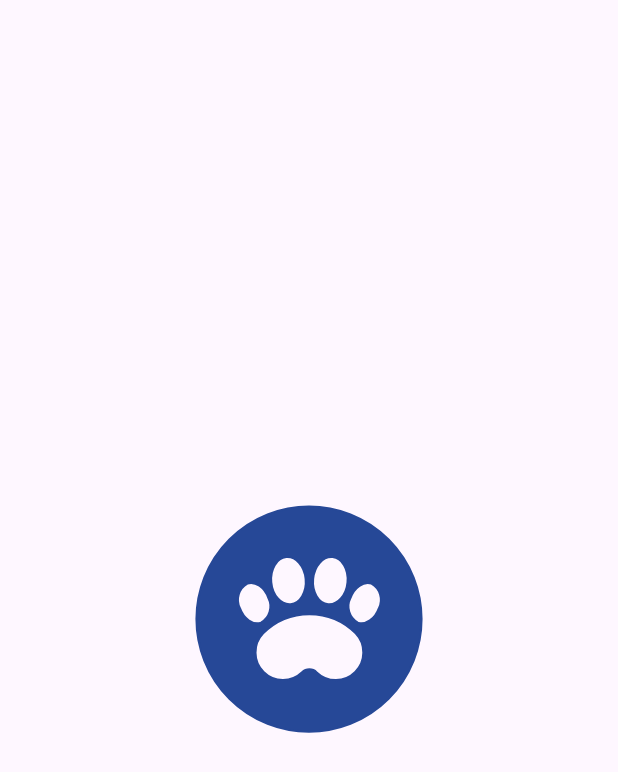
After one commit to joaovq/MyDailyPet, an Android app: the CustomSplashScreenActivity screen opened directly, with no data from a screen before it, on a phone screen of 412 x 824 dp. The commit adds this screen. Shown: the top 772 px of the screen. Run offline under Robolectric (Android 15) with nearby library versions, the phone set to English and light mode, and no system bars.

Commit message:
refactor(app) : create splash screen

```diff
--- /dev/null
+++ b/app/src/main/java/br/com/joaovq/mydailypet/CustomSplashScreenActivity.kt
@@ -0,0 +1,25 @@
+package br.com.joaovq.mydailypet
+
+import android.annotation.SuppressLint
+import android.content.Intent
+import android.os.Bundle
+import android.os.Handler
+import android.os.Looper
+import androidx.appcompat.app.AppCompatActivity
+import br.com.joaovq.mydailypet.databinding.ActivityCustomSplashScreenBinding
+
+@SuppressLint("CustomSplashScreen")
+class CustomSplashScreenActivity : AppCompatActivity() {
+    private val binding by lazy {
+        ActivityCustomSplashScreenBinding.inflate(layoutInflater)
+    }
+
+    override fun onCreate(savedInstanceState: Bundle?) {
+        super.onCreate(savedInstanceState)
+        setContentView(binding.root)
+        Handler(Looper.getMainLooper()).postDelayed({
+            startActivity(Intent(applicationContext, MainActivity::class.java))
+            finish()
+        }, 2000)
+    }
+}
--- a/app/src/main/java/br/com/joaovq/mydailypet/MainActivity.kt
+++ b/app/src/main/java/br/com/joaovq/mydailypet/MainActivity.kt
@@ -2,16 +2,14 @@ package br.com.joaovq.mydailypet
 
 import android.os.Bundle
 import androidx.appcompat.app.AppCompatActivity
-import androidx.core.view.WindowCompat
 import br.com.joaovq.mydailypet.databinding.ActivityMainBinding
 
 class MainActivity : AppCompatActivity() {
-    private val binding by lazy(LazyThreadSafetyMode.PUBLICATION) {
+    private val binding: ActivityMainBinding by lazy {
         ActivityMainBinding.inflate(layoutInflater)
     }
     override fun onCreate(savedInstanceState: Bundle?) {
         super.onCreate(savedInstanceState)
-        WindowCompat.setDecorFitsSystemWindows(window, false)
         setContentView(binding.root)
     }
 }
--- /dev/null
+++ b/app/src/main/res/layout/activity_custom_splash_screen.xml
@@ -0,0 +1,16 @@
+<?xml version="1.0" encoding="utf-8"?>
+<androidx.appcompat.widget.LinearLayoutCompat xmlns:android="http://schemas.android.com/apk/res/android"
+    xmlns:app="http://schemas.android.com/apk/res-auto"
+    xmlns:tools="http://schemas.android.com/tools"
+    android:layout_width="match_parent"
+    android:layout_height="match_parent"
+    android:gravity="center"
+    tools:context=".CustomSplashScreenActivity">
+
+    <androidx.appcompat.widget.AppCompatImageView
+        android:id="@+id/iv_logo_splash"
+        android:layout_width="180dp"
+        android:layout_height="180dp"
+        app:srcCompat="@drawable/ic_round_logo_2"/>
+
+</androidx.appcompat.widget.LinearLayoutCompat>
```
Also changed, not shown: app/src/main/AndroidManifest.xml (+11 -2 lines), app/src/main/res/layout/activity_main.xml (+11 -5 lines).
